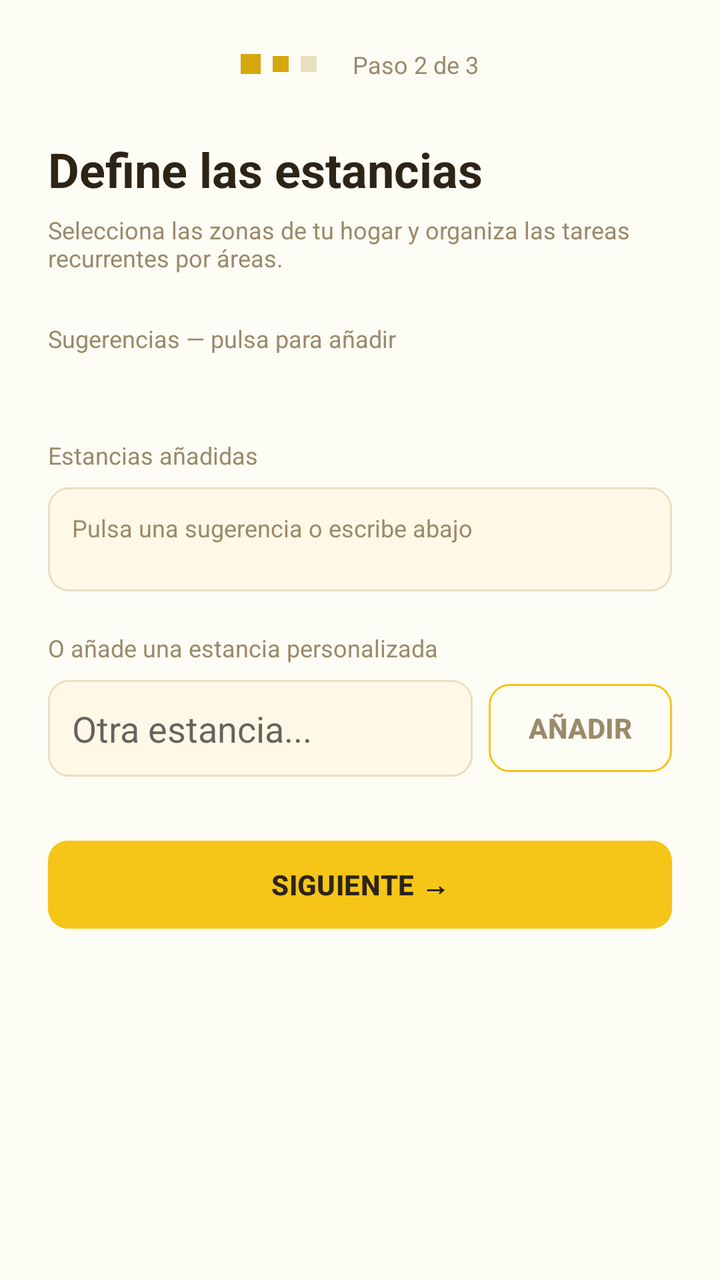
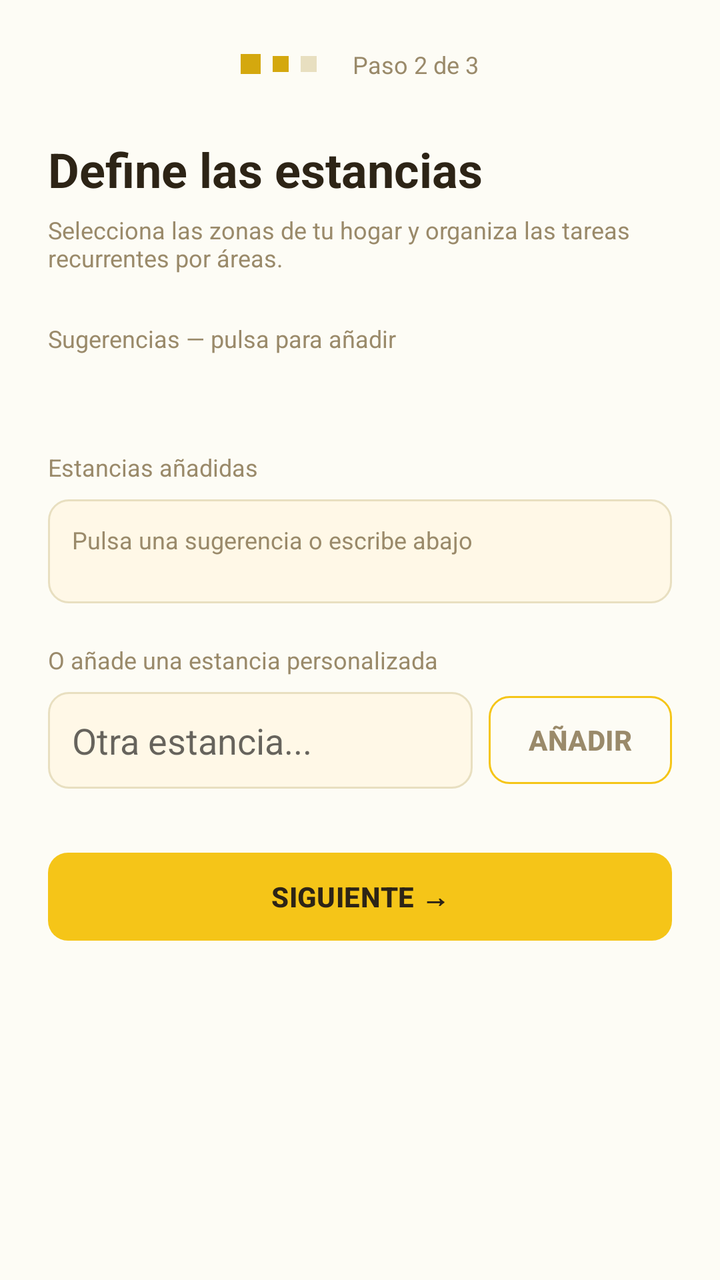

Two renders of the same Android screen: before a commit and after it. Below are the layout's source before the change and the commit's diff.
<!-- AndroidManifest.xml: application theme Theme.HomneyApp -->
<!-- res/layout/activity_activity2_registro_config_hogar.xml -->
<?xml version="1.0" encoding="utf-8"?>
<ScrollView xmlns:android="http://schemas.android.com/apk/res/android"
    android:layout_width="match_parent"
    android:layout_height="match_parent"
    android:background="@color/background"
    android:fillViewport="true">

    <LinearLayout
        android:layout_width="match_parent"
        android:layout_height="wrap_content"
        android:orientation="vertical"
        android:padding="24dp"
        android:paddingBottom="40dp">

        
        <LinearLayout
            android:layout_width="match_parent"
            android:layout_height="wrap_content"
            android:orientation="horizontal"
            android:gravity="center"
            android:layout_marginBottom="28dp">

            
            <View
                android:layout_width="10dp"
                android:layout_height="10dp"
                android:background="@color/accent_dark"
                android:layout_marginEnd="6dp" />
            
            <View android:layout_width="8dp" android:layout_height="8dp"
                android:background="@color/accent_dark" android:layout_marginEnd="6dp" />
            <View android:layout_width="8dp" android:layout_height="8dp"
                android:background="@color/border" android:layout_marginEnd="6dp" />


            <TextView
                android:layout_width="wrap_content"
                android:layout_height="wrap_content"
                android:text="Paso 2 de 3"
                style="@style/Homney.Text.Muted"
                android:layout_marginStart="12dp" />
        </LinearLayout>

        
        <TextView
            android:layout_width="wrap_content"
            android:layout_height="wrap_content"
            android:text="@string/definir_estancia_titulo"
            android:textColor="@color/text"
            android:textSize="24sp"
            android:textStyle="bold"
            android:layout_marginBottom="6dp" />

        <TextView
            android:layout_width="wrap_content"
            android:layout_height="wrap_content"
            android:text="@string/definir_estancia_subtitulo"
            style="@style/Homney.Text.Muted"
            android:layout_marginBottom="24dp" />

        
        <TextView
            style="@style/Homney.Text.Muted"
            android:layout_width="wrap_content"
            android:layout_height="wrap_content"
            android:text="Sugerencias — pulsa para añadir"
            android:layout_marginBottom="10dp" />

        
        <LinearLayout
            android:id="@+id/ll_chips_fila1"
            android:layout_width="match_parent"
            android:layout_height="wrap_content"
            android:orientation="horizontal"
            android:layout_marginBottom="6dp" />

        <LinearLayout
            android:id="@+id/ll_chips_fila2"
            android:layout_width="match_parent"
            android:layout_height="wrap_content"
            android:orientation="horizontal"
            android:layout_marginBottom="6dp" />

        <LinearLayout
            android:id="@+id/ll_chips_fila3"
            android:layout_width="match_parent"
            android:layout_height="wrap_content"
            android:orientation="horizontal"
            android:layout_marginBottom="20dp" />

        
        <TextView
            style="@style/Homney.Text.Muted"
            android:layout_width="wrap_content"
            android:layout_height="wrap_content"
            android:text="Estancias añadidas"
            android:layout_marginBottom="8dp" />

        
        <LinearLayout
            android:id="@+id/ll_selected_rooms"
            android:layout_width="match_parent"
            android:layout_height="wrap_content"
            android:orientation="vertical"
            android:background="@drawable/bg_input"
            android:padding="12dp"
            android:minHeight="52dp"
            android:layout_marginBottom="20dp">

            <TextView
                android:id="@+id/tv_sin_seleccion"
                style="@style/Homney.Text.Muted"
                android:layout_width="wrap_content"
                android:layout_height="wrap_content"
                android:text="Pulsa una sugerencia o escribe abajo"
                android:visibility="visible" />
        </LinearLayout>

        
        <TextView
            style="@style/Homney.Text.Muted"
            android:layout_width="wrap_content"
            android:layout_height="wrap_content"
            android:text="O añade una estancia personalizada"
            android:layout_marginBottom="8dp" />

        <LinearLayout
            android:layout_width="match_parent"
            android:layout_height="wrap_content"
            android:orientation="horizontal"
            android:gravity="center_vertical"
            android:layout_marginBottom="32dp">

            <EditText
                android:id="@+id/et_custom_room"
                android:layout_width="0dp"
                android:layout_height="wrap_content"
                android:layout_weight="1"
                android:hint="Otra estancia..."
                android:background="@drawable/bg_input"
                android:padding="12dp"
                android:inputType="textCapSentences"
                android:maxLength="60"
                android:layout_marginEnd="8dp" />

            <Button
                android:id="@+id/btn_add_custom"
                style="@style/Homney.Button.Ghost"
                android:layout_width="wrap_content"
                android:layout_height="wrap_content"
                android:text="Añadir" />
        </LinearLayout>

        
        <Button
            android:id="@+id/btn_siguiente"
            style="@style/Homney.Button.Primary"
            android:layout_width="match_parent"
            android:layout_height="wrap_content"
            android:text="Siguiente →" />

    </LinearLayout>
</ScrollView>
<!-- resources referenced by this layout -->
<resources>
  <color name="accent_dark">#D4A80E</color>
  <color name="background">#FDFCF5</color>
  <color name="border">#E8DFC0</color>
  <color name="text">#2D2416</color>
  <!-- drawable bg_input (drawable) -->
  <?xml version="1.0" encoding="utf-8"?>
  <selector xmlns:android="http://schemas.android.com/apk/res/android">
  
      
      <item android:state_focused="true">
          <shape android:shape="rectangle">
              <solid android:color="@color/surface_two" />
              <stroke android:width="2dp" android:color="@color/accent" />
              <corners android:radius="10dp" />
          </shape>
      </item>
  
      
      <item>
          <shape android:shape="rectangle">
              <solid android:color="@color/surface_two" />
              <stroke android:width="1dp" android:color="@color/border" />
              <corners android:radius="10dp" />
          </shape>
      </item>
  
  </selector>
  <string name="definir_estancia_subtitulo">"Selecciona las zonas de tu hogar y organiza las tareas recurrentes por áreas. "</string>
  <string name="definir_estancia_titulo">Define las estancias</string>
  <style name="Homney.Button.Ghost" parent="Homney.Button.Base">
          <item name="android:background">@drawable/bg_button_ghost</item>
          <item name="android:textColor">@color/muted</item>
      </style>
  <style name="Homney.Button.Primary" parent="Homney.Button.Base">
          <item name="android:background">@drawable/bg_button_primary</item>
          <item name="android:textColor">@color/text</item>
      </style>
  <style name="Homney.Text.Muted" parent="Homney.Text">
          <item name="android:textColor">@color/muted</item>
          <item name="android:textSize">12sp</item>
      </style>
  <style name="Theme.HomneyApp" parent="Theme.MaterialComponents.DayNight.DarkActionBar">
          
          <item name="colorPrimary">@color/accent</item>
          <item name="colorPrimaryVariant">@color/accent_dark</item>
          <item name="colorOnPrimary">@color/text</item>
          
          <item name="colorSecondary">@color/green</item>
          <item name="colorSecondaryVariant">@color/green_dark</item>
          <item name="colorOnSecondary">@color/text</item>
          
          <item name="android:colorBackground">@color/background</item>
          <item name="colorSurface">@color/surface</item>
          <item name="colorOnSurface">@color/text</item>
          
          <item name="android:statusBarColor" tools:targetApi="l">@color/accent_dark</item>
      </style>
  <color name="surface_two">#FFF8E7</color>
  <color name="accent">#F5C518</color>
  <style name="Homney.Button.Base" parent="Widget.AppCompat.Button">
          <item name="android:minHeight">44dp</item>
          <item name="android:paddingLeft">20dp</item>
          <item name="android:paddingRight">20dp</item>
          <item name="android:paddingTop">10dp</item>
          <item name="android:paddingBottom">10dp</item>
          <item name="android:textSize">14sp</item>
          <item name="android:textStyle">bold</item>
          <item name="android:fontFamily">sans-serif-medium</item>
          <item name="android:letterSpacing">0.01</item>
          <item name="android:stateListAnimator">@null</item>
          <item name="android:insetTop">0dp</item>
          <item name="android:insetBottom">0dp</item>
      </style>
  <color name="muted">#9A8A6A</color>
  <style name="Homney.Text" parent="" />
  <color name="green">#7CC87A</color>
  <color name="green_dark">#58A856</color>
  <color name="surface">#FFFFFFFF</color>
  <color name="accent_background">#FFF3C0</color>
  <color name="accent_disabled">#8CF5C518</color>
  <!-- unchanged entries left out for length: 2 -->
</resources>

<!-- the commit's change to res/layout/activity_activity2_registro_config_hogar.xml (unified diff, before → after) -->
@@ -86,6 +86,13 @@
             android:layout_width="match_parent"
             android:layout_height="wrap_content"
             android:orientation="horizontal"
+            android:layout_marginBottom="6dp" />
+
+        <LinearLayout
+            android:id="@+id/ll_chips_fila4"
+            android:layout_width="match_parent"
+            android:layout_height="wrap_content"
+            android:orientation="horizontal"
             android:layout_marginBottom="20dp" />
 
         
